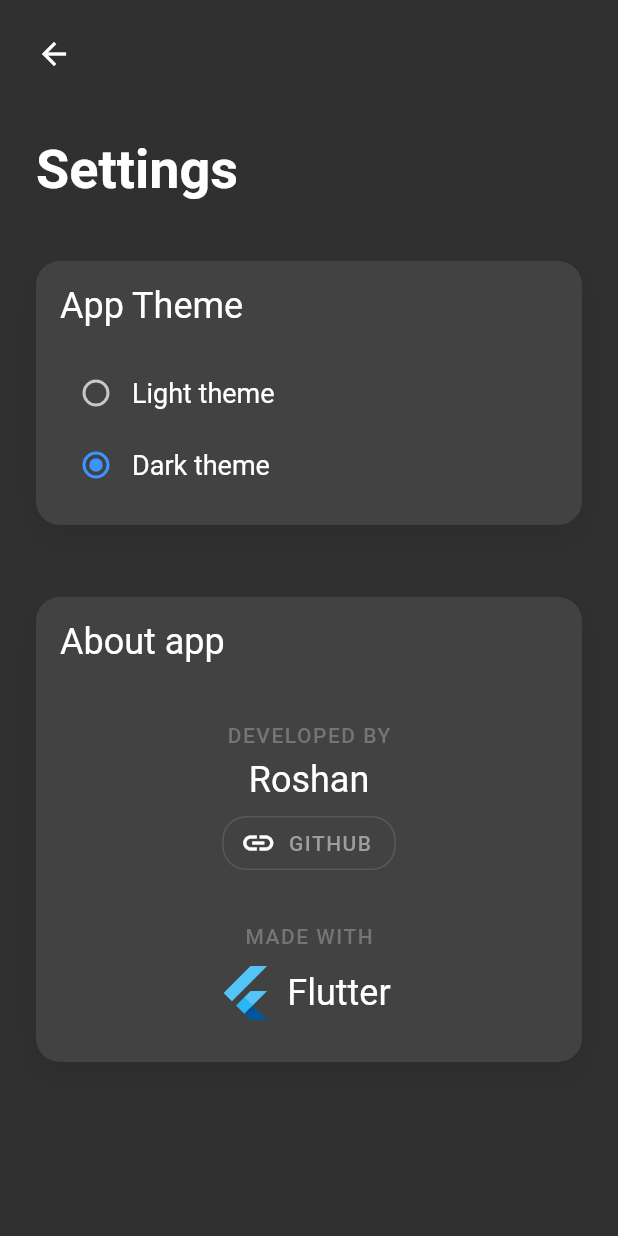
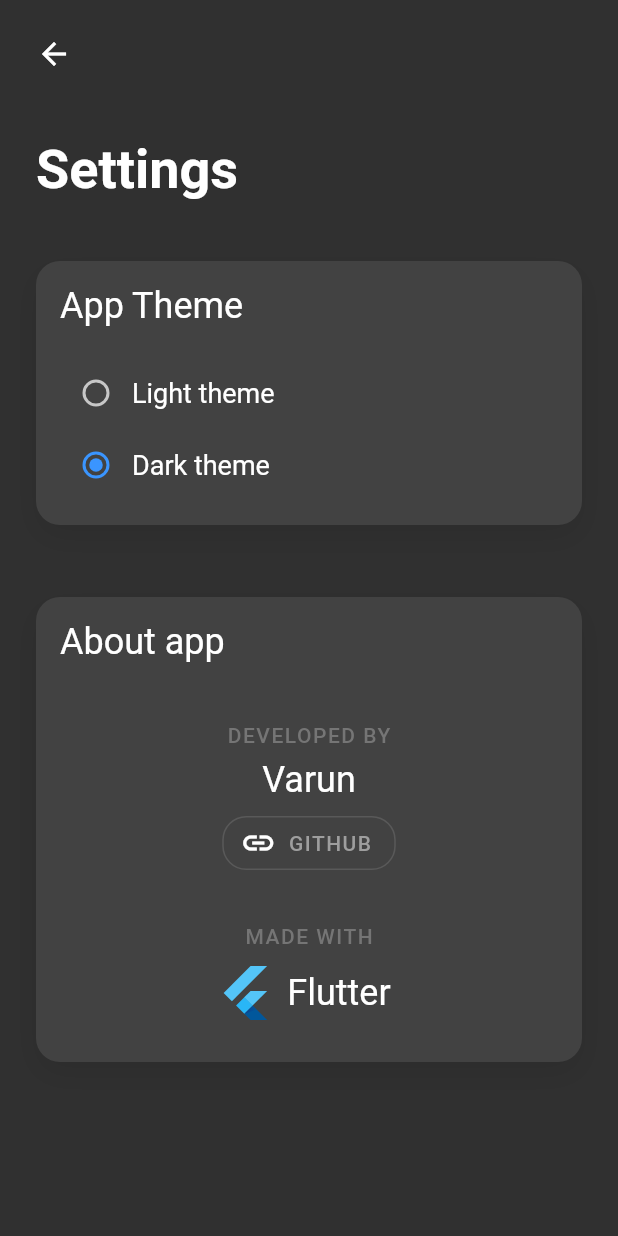
Before and after one commit to varsvat/NotesApp, a Flutter app: the SettingsPage screen opened directly, after a tap on "GITHUB", on a phone screen of 412 x 824 dp. Run offline on Flutter 3.47's test engine with Material 2 defaults, Android fonts, the phone set to English and light mode, and no system bars; our stand-ins replace outline_material_icons, share, shared_preferences, sqflite; accounts and stored records are empty; Roboto replaces fonts that are missing (ZillaSlab).

Commit message:
Update settings.dart

```diff
--- a/lib/settings.dart
+++ b/lib/settings.dart
@@ -109,7 +109,7 @@ class _SettingsPageState extends State<SettingsPage> {
                       child: Padding(
                     padding: const EdgeInsets.only(top: 8.0, bottom: 4.0),
                     child: Text(
-                      'Roshan',
+                      'Varun',
                       style: TextStyle(fontFamily: 'ZillaSlab', fontSize: 24),
                     ),
                   )),
@@ -211,6 +211,6 @@ class _SettingsPageState extends State<SettingsPage> {
   }
 
   void openGitHub() {
-    launch('https://www.github.com/roshanrahman');
+    launch('https://github.com/varsvat');
   }
 }
```
